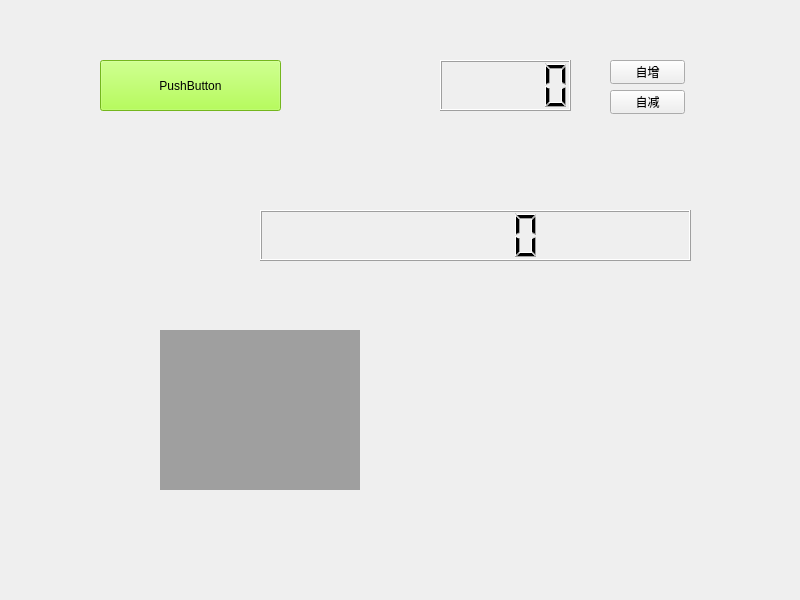
First picture: the form in form.ui, repository wxiafbi/fbi_10, before the edit.
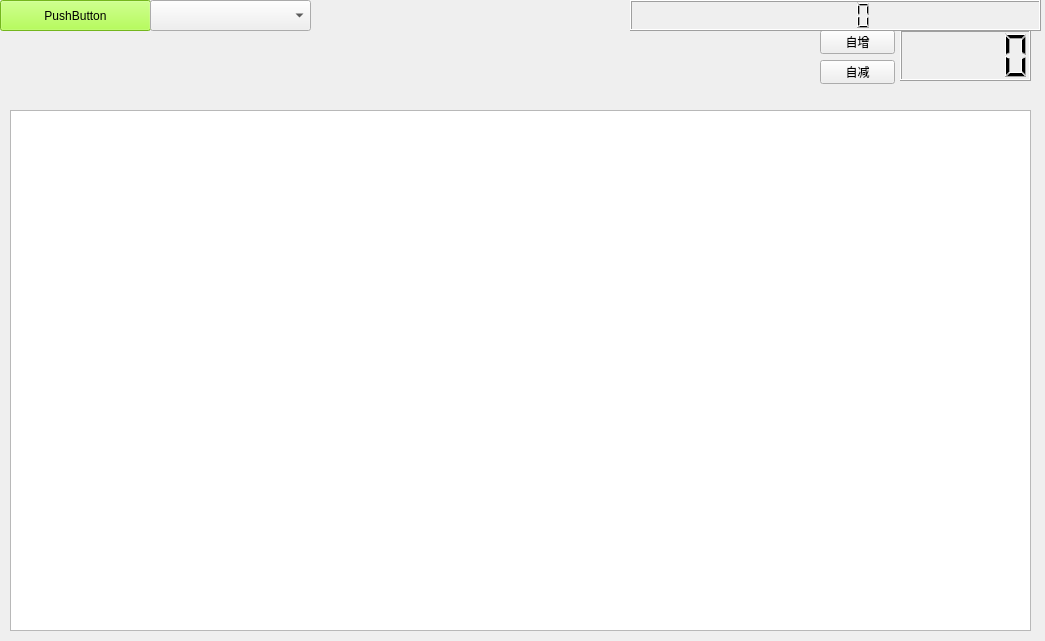
Second picture: the form after the edit.

The edit to the form file:
```diff
--- a/form.ui
+++ b/form.ui
@@ -6,8 +6,8 @@
    <rect>
     <x>0</x>
     <y>0</y>
-    <width>800</width>
-    <height>600</height>
+    <width>1045</width>
+    <height>641</height>
    </rect>
   </property>
   <property name="windowTitle">
@@ -16,10 +16,10 @@
   <widget class="QPushButton" name="pushButton">
    <property name="geometry">
     <rect>
-     <x>100</x>
-     <y>60</y>
-     <width>181</width>
-     <height>51</height>
+     <x>0</x>
+     <y>0</y>
+     <width>151</width>
+     <height>31</height>
     </rect>
    </property>
    <property name="styleSheet">
@@ -32,8 +32,8 @@
   <widget class="QLCDNumber" name="lcdNumber">
    <property name="geometry">
     <rect>
-     <x>440</x>
-     <y>60</y>
+     <x>900</x>
+     <y>30</y>
      <width>131</width>
      <height>51</height>
     </rect>
@@ -42,8 +42,8 @@
   <widget class="QPushButton" name="pushButton_2">
    <property name="geometry">
     <rect>
-     <x>610</x>
-     <y>60</y>
+     <x>820</x>
+     <y>30</y>
      <width>75</width>
      <height>24</height>
     </rect>
@@ -55,8 +55,8 @@
   <widget class="QPushButton" name="pushButton_3">
    <property name="geometry">
     <rect>
-     <x>610</x>
-     <y>90</y>
+     <x>820</x>
+     <y>60</y>
      <width>75</width>
      <height>24</height>
     </rect>
@@ -65,28 +65,33 @@
     <string>自减</string>
    </property>
   </widget>
-  <widget class="QMdiArea" name="mdiArea">
-   <property name="geometry">
-    <rect>
-     <x>160</x>
-     <y>330</y>
-     <width>200</width>
-     <height>160</height>
-    </rect>
-   </property>
-   <widget class="QWidget" name="subwindow">
-    <property name="windowTitle">
-     <string>子窗口</string>
-    </property>
-   </widget>
-  </widget>
   <widget class="QLCDNumber" name="lcdNumber_2">
    <property name="geometry">
     <rect>
-     <x>260</x>
-     <y>210</y>
-     <width>431</width>
-     <height>51</height>
+     <x>630</x>
+     <y>0</y>
+     <width>411</width>
+     <height>31</height>
+    </rect>
+   </property>
+  </widget>
+  <widget class="QTableView" name="tableView">
+   <property name="geometry">
+    <rect>
+     <x>10</x>
+     <y>110</y>
+     <width>1021</width>
+     <height>521</height>
+    </rect>
+   </property>
+  </widget>
+  <widget class="QComboBox" name="comboBox">
+   <property name="geometry">
+    <rect>
+     <x>150</x>
+     <y>0</y>
+     <width>161</width>
+     <height>31</height>
     </rect>
    </property>
   </widget>
```
